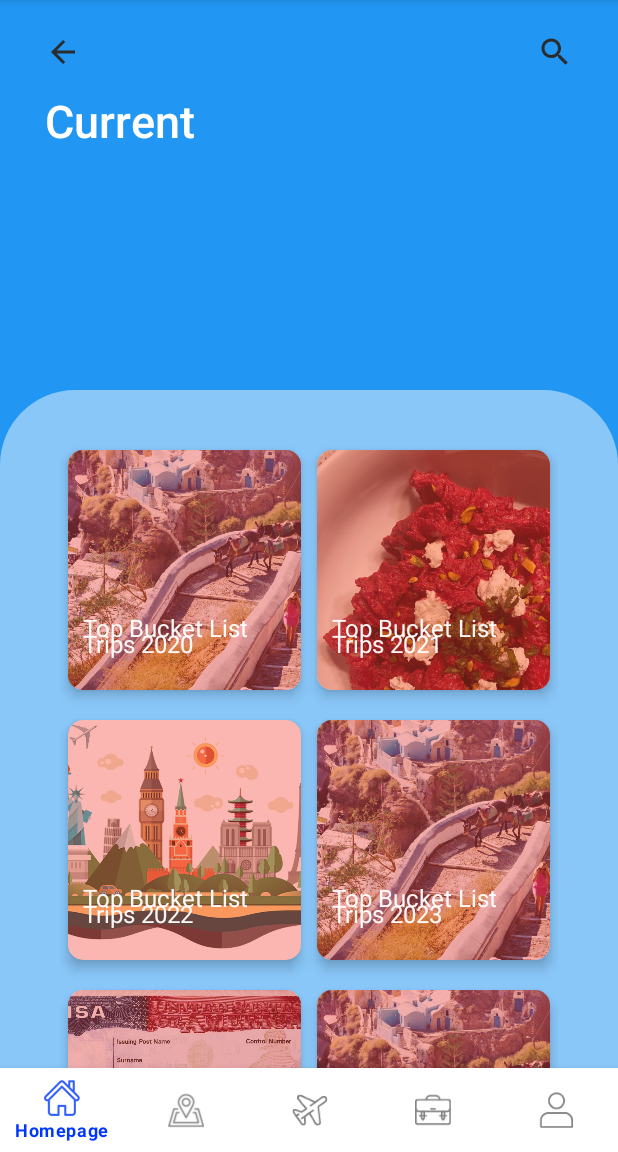
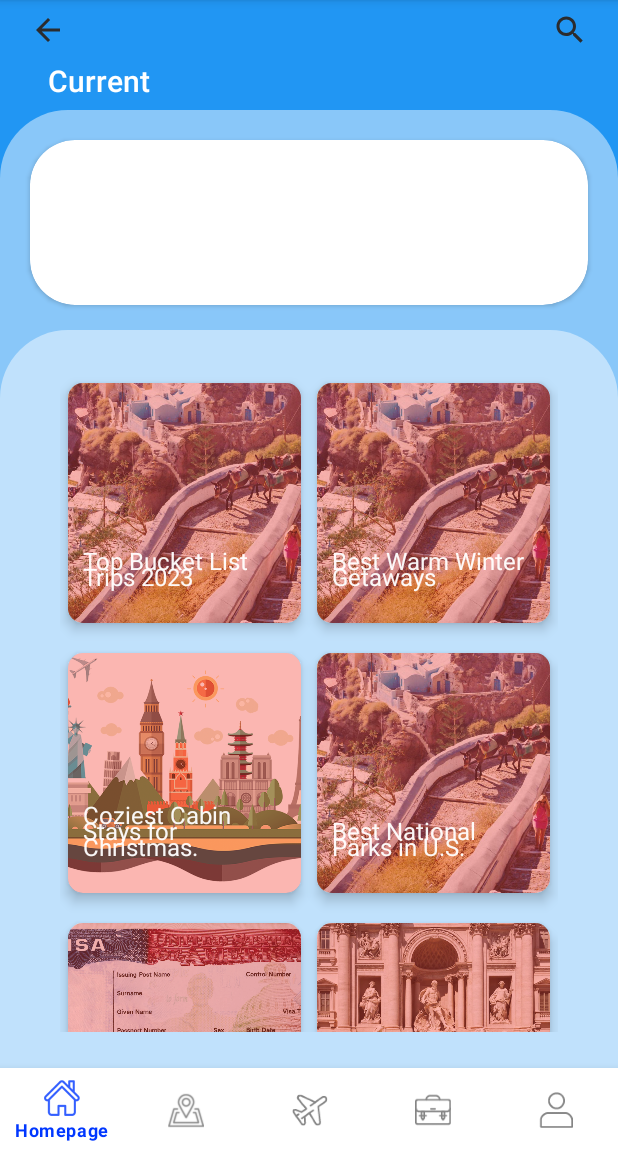
Before and after one commit to jiwagon/Tripper-App, an Android app: the screen it shows after launch (MainActivity), on a phone screen of 412 x 824 dp, the part 84-1236 px from its top. Run offline under Robolectric (Android 15) with nearby library versions, the phone set to English and light mode, and no system bars; our stand-ins replace navigation-ui.

Commit message:
Created homepage background layouts

```diff
--- a/app/src/main/java/com/example/tripper_2/Adapter.java
+++ b/app/src/main/java/com/example/tripper_2/Adapter.java
@@ -1,18 +1,4 @@
 package com.example.tripper_2;
-
-import android.content.Context;
-import android.graphics.Color;
-import android.view.LayoutInflater;
-import android.view.View;
-import android.view.ViewGroup;
-import android.widget.ImageView;
-import android.widget.RelativeLayout;
-import android.widget.TextView;
-
-import androidx.annotation.NonNull;
-import androidx.recyclerview.widget.RecyclerView;
-
-import java.util.ArrayList;
 
 import android.content.Context;
 import android.graphics.Color;
@@ -44,13 +30,13 @@ public class Adapter extends RecyclerView.Adapter<Adapter.MyAdapter> {
     public void onBindViewHolder(@NonNull MyAdapter holder, int position) {
         if(position==0)
         {
-            holder.image.setImageResource(R.drawable.project_pic1);
+            holder.image.setImageResource(R.drawable.rv_pic1);
             holder.back.setBackgroundColor(Color.parseColor("#E6E53935"));
             holder.text.setText("Donate blood every year");
         }
         if(position==1)
         {
-            holder.image.setImageResource(R.drawable.blooddonate);
+            holder.image.setImageResource(R.drawable.rv_pic1);
             holder.back.setBackgroundColor(Color.parseColor("#F236883A"));
             holder.text.setText("Large local volunteers");
         }
--- a/app/src/main/java/com/example/tripper_2/HomeActivity.java
+++ b/app/src/main/java/com/example/tripper_2/HomeActivity.java
@@ -52,15 +52,19 @@ public class HomeActivity extends Fragment {
                 getString(R.string.text4),
                 getString(R.string.text1),
                 getString(R.string.text2),
+                getString(R.string.text7),
+                getString(R.string.text8),
         };
 
         int[] imageResourceID = new int[]{
-                R.drawable.project_pic1,
-                R.drawable.blooddonate,
+                R.drawable.rv_pic1,
+                R.drawable.rv_pic1,
                 R.drawable.homepage_background,
-                R.drawable.project_pic1,
+                R.drawable.rv_pic1,
                 R.drawable.doc_visa,
-                R.drawable.project_pic1,
+                R.drawable.rv_pic8,
+                R.drawable.rv_pic8,
+                R.drawable.rv_pic8,
         };
         for (int i = 0; i < textID.length; i++) {
             Guide guides = new Guide(textID[i], imageResourceID[i]);
--- a/app/src/main/res/drawable-v24/home_dashboard_back.xml
+++ b/app/src/main/res/drawable-v24/home_dashboard_back.xml
@@ -4,7 +4,7 @@
     android:color="#77FFFFFF"
     />
     <corners
-        android:topLeftRadius="50dp"
-        android:topRightRadius="50dp"
+        android:topLeftRadius="45dp"
+        android:topRightRadius="45dp"
         />
 </shape>
--- a/app/src/main/res/layout/home_fragment.xml
+++ b/app/src/main/res/layout/home_fragment.xml
@@ -20,30 +20,28 @@
             android:id="@+id/home_widget_title"
             android:layout_width="match_parent"
             android:layout_height="wrap_content"
-            android:layout_marginEnd="30dp"
-            android:layout_marginStart="30dp"
+            android:layout_marginEnd="25dp"
+            android:layout_marginStart="32dp"
             android:text="@string/home_widget_title"
             android:textAppearance="@style/TextAppearance.AppCompat.Body2"
             android:textColor="#FFFFFF"
-            android:textSize="30sp"
+            android:textSize="20dp"
             app:layout_constraintTop_toBottomOf="@id/search_bar"
             />
 
         <RelativeLayout
+            android:id="@+id/search_bar"
             android:layout_width="match_parent"
+            android:layout_height="40dp"
             app:layout_constraintTop_toTopOf="parent"
-            android:layout_marginRight="20dp"
-            android:id="@+id/search_bar"
-            android:layout_marginTop="10dp"
-            android:layout_marginLeft="20dp"
-            android:layout_height="50dp">
+            tools:layout_editor_absoluteX="20dp">
 
             <!--Back arrow button-->
             <ImageView
                 android:layout_width="wrap_content"
                 android:layout_height="wrap_content"
                 android:layout_centerVertical="true"
-                android:paddingLeft="10dp"
+                android:paddingLeft="20dp"
                 android:src="@drawable/home_backarrow"
                 app:tint="#2B2C2E" />
 
@@ -51,19 +49,45 @@
             <ImageView
                 android:layout_width="wrap_content"
                 android:layout_height="wrap_content"
+                android:layout_alignParentRight="true"
+                android:layout_centerVertical="true"
+                android:paddingRight="20dp"
                 android:src="@drawable/home_search"
-                android:layout_alignParentRight="true"
-                android:paddingRight="10dp"
-                android:layout_centerVertical="true"
-                app:tint="#2B2C2E"
-                />
+                app:tint="#2B2C2E" />
+
+        </RelativeLayout>
+
+        <RelativeLayout
+            android:id="@+id/widget_tracker"
+            android:layout_width="match_parent"
+            android:layout_height="match_parent"
+            android:layout_marginTop="73dp"
+            android:background="@drawable/home_dashboard_back"
+            app:layout_constraintBottom_toBottomOf="parent"
+            app:layout_constraintStart_toStartOf="parent"
+            app:layout_constraintTop_toBottomOf="@id/home_widget_title"
+            app:layout_constraintVertical_bias="1.0">
+
+            <androidx.cardview.widget.CardView
+                android:id="@+id/tracker_widget_back"
+                android:layout_width="313dp"
+                android:layout_height="110dp"
+                android:layout_alignParentStart="true"
+                android:layout_alignParentEnd="true"
+                android:layout_marginStart="20dp"
+                android:layout_marginLeft="5dp"
+                android:layout_marginTop="20dp"
+                android:layout_marginEnd="20dp"
+                android:layout_marginRight="5dp"
+                app:cardCornerRadius="30dp"
+                app:cardElevation="2dp" />
         </RelativeLayout>
 
             <RelativeLayout
                 android:id="@+id/guide_background"
                 android:layout_width="match_parent"
                 android:layout_height="match_parent"
-            android:layout_marginTop="260dp"
+                android:layout_marginTop="220dp"
                 android:background="@drawable/home_dashboard_back"
                 app:layout_constraintBottom_toBottomOf="parent"
                 app:layout_constraintStart_toStartOf="parent"
@@ -81,11 +105,10 @@
                         android:id="@+id/recyclerView"
                         android:layout_width="match_parent"
                         android:layout_height="wrap_content"
-                    android:layout_marginTop="30dp" />
+                        android:layout_marginTop="25dp"
+                        android:layout_marginBottom="80dp" />
+
                 </RelativeLayout>
             </RelativeLayout>
-
-
-
 </androidx.constraintlayout.widget.ConstraintLayout>
 </FrameLayout>
--- a/app/src/main/res/layout/row.xml
+++ b/app/src/main/res/layout/row.xml
@@ -23,7 +23,7 @@
             android:layout_height="match_parent"
             android:layout_centerInParent="true"
             android:scaleType="centerCrop"
-            android:src="@drawable/project_pic1" />
+            android:src="@drawable/rv_pic1" />
     </RelativeLayout>
     <RelativeLayout
         android:layout_width="match_parent"
--- a/app/src/main/res/values/strings.xml
+++ b/app/src/main/res/values/strings.xml
@@ -27,8 +27,12 @@
     <string name="i94_detail">Last i-94 form updated at 5.30PM Dec 9!</string>
 
     <!--Homepage Recycler View-->
-    <string name="text1">Top Bucket List Trips 2020</string>
-    <string name="text2">Top Bucket List Trips 2021</string>
-    <string name="text3">Top Bucket List Trips 2022</string>
-    <string name="text4">Top Bucket List Trips 2023</string>
+    <string name="text1">Top Bucket List Trips 2023</string>
+    <string name="text2">Best Warm Winter Getaways</string>
+    <string name="text3">Coziest Cabin Stays for Christmas.</string>
+    <string name="text4">Best National Parks in U.S.</string>
+    <string name="text5">European\'s Favorite Skii Destinations</string>
+    <string name="text6">Top Bucket List Trips 2022</string>
+    <string name="text7">Beachfront Resorts to Go with Friends!</string>
+    <string name="text8">Most Iconic Cities Around The World</string>
 </resources>
```
Also changed, not shown: app/src/main/res/drawable/blooddonate.JPG (deleted), app/src/main/res/drawable/rv_pic1.jpeg (renamed from app/src/main/res/drawable/project_pic1.jpeg), app/src/main/res/drawable/rv_pic8.png (added). Lines whose indentation alone changed are shown as unchanged.
